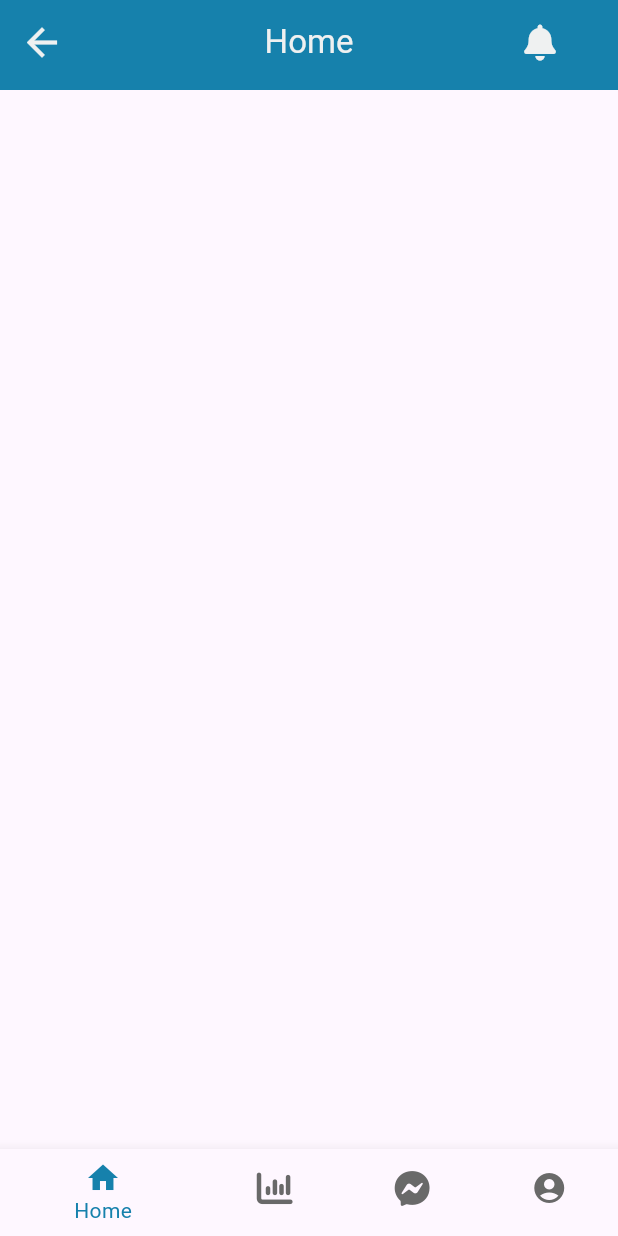
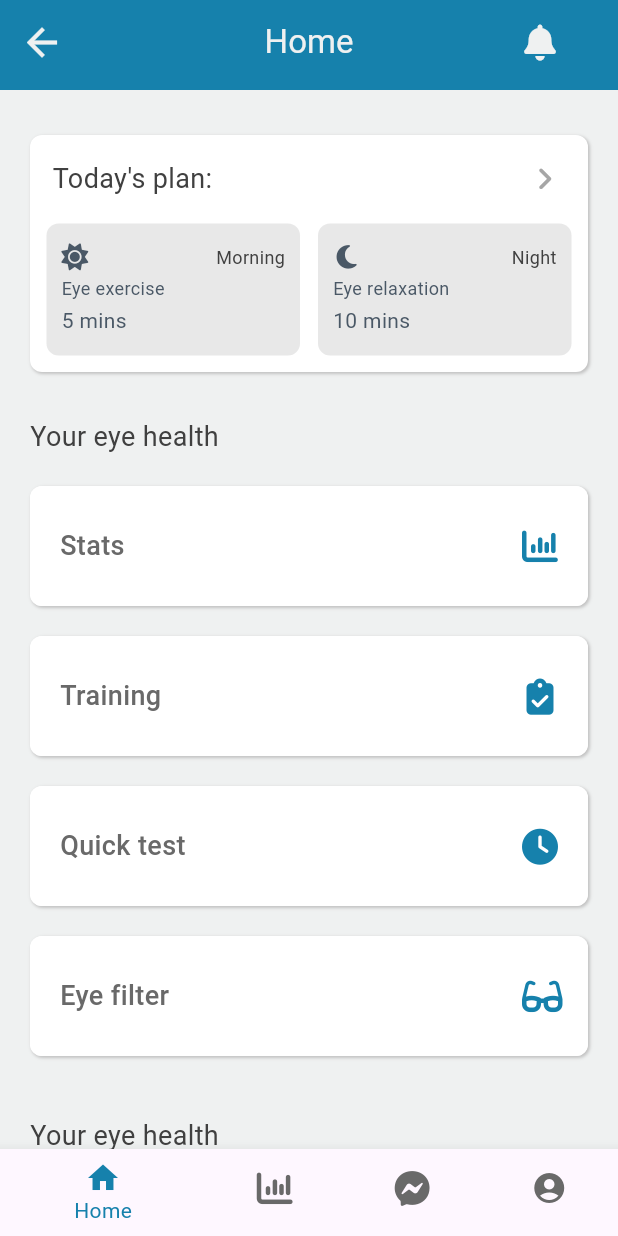
Before and after one commit to Jarwesbub/healthcare_superplatform, a Flutter app: the EyesightPageManager screen opened directly, on a phone screen of 412 x 824 dp. Run offline on Flutter 3.47's test engine with Material 3 defaults, Android fonts, the phone set to English and light mode, and no system bars; our stand-ins replace bubble, flutter_local_notifications, flutter_svg, font_awesome_flutter, permission_handler, shared_preferences; missing offline and left inert: dialogflow_flutter_plus; accounts and stored records are empty.

Commit message:
Finished home page layout, added button widgets, added text style widget

```diff
--- a/lib/demos/eyesight_stats/models/eyesight_colors.dart
+++ b/lib/demos/eyesight_stats/models/eyesight_colors.dart
@@ -5,4 +5,9 @@ class EyesightColors {
   Color surface = const Color(0xFFEFF1F1);
   Color customPrimary = const Color(0xFF1681AC);
   Color customSecondary = const Color(0xFF696969);
+  Color grey0 = const Color(0xffE8E8E8);
+  Color grey1 = const Color(0xffA6A6A6);
+  Color grey2 = const Color(0xff4A5866);
+  Color boxColor = Colors.white;
+  Color boxShadow = const Color.fromARGB(255, 194, 194, 194);
 }
--- /dev/null
+++ b/lib/demos/eyesight_stats/models/eyesight_text_style.dart
@@ -0,0 +1,23 @@
+import 'package:flutter/material.dart';
+import 'package:healthcare_superplatform/demos/eyesight_stats/models/eyesight_colors.dart';
+
+class EyesightTextStyle {
+  final header = TextStyle(color: EyesightColors().onSurface, fontSize: 18);
+
+  final label = TextStyle(
+    color: EyesightColors().customSecondary,
+    fontSize: 18,
+    fontWeight: FontWeight.w500,
+  );
+
+  final miniHeader = TextStyle(color: EyesightColors().onSurface, fontSize: 12);
+  final miniLabelMain = TextStyle(
+    color: EyesightColors().grey2,
+    fontSize: 14,
+    fontWeight: FontWeight.w400,
+  );
+  final miniLabelSecondary = TextStyle(
+    color: EyesightColors().grey2,
+    fontSize: 12,
+  );
+}
--- a/lib/demos/eyesight_stats/pages/eyesight_home_page.dart
+++ b/lib/demos/eyesight_stats/pages/eyesight_home_page.dart
@@ -1,14 +1,147 @@
 import 'package:flutter/material.dart';
+import 'package:font_awesome_flutter/font_awesome_flutter.dart';
+import 'package:healthcare_superplatform/demos/eyesight_stats/models/eyesight_colors.dart';
+import 'package:healthcare_superplatform/demos/eyesight_stats/models/eyesight_text_style.dart';
+import 'package:healthcare_superplatform/demos/eyesight_stats/pages/eyesight_stats_page.dart';
+import 'package:healthcare_superplatform/demos/eyesight_stats/widgets/eyesight_mini_button_widget.dart';
+import 'package:healthcare_superplatform/demos/eyesight_stats/widgets/eyesight_page_button_widget.dart';
 
 class EyesightHomePage extends StatelessWidget {
   const EyesightHomePage({super.key});
 
   @override
   Widget build(BuildContext context) {
-    return Padding(
-      padding: const EdgeInsets.symmetric(horizontal: 40, vertical: 20),
+    return ListView(
+      padding: const EdgeInsets.symmetric(horizontal: 20, vertical: 30),
+      children: [todaysPlanView(), mainPagesView(), infoPagesView()],
+    );
+  }
 
-      child: ListView(children: []),
+  Widget todaysPlanView() {
+    return Container(
+      width: double.infinity,
+      padding: const EdgeInsets.all(5),
+      decoration: BoxDecoration(
+        color: EyesightColors().boxColor,
+        borderRadius: BorderRadius.circular(8),
+        boxShadow: [
+          BoxShadow(
+            offset: Offset(1.0, 1.0),
+            blurRadius: 1.0,
+            color: EyesightColors().boxShadow,
+          ),
+        ],
+      ),
+      child: Column(
+        crossAxisAlignment: CrossAxisAlignment.start,
+        mainAxisAlignment: MainAxisAlignment.spaceBetween,
+        children: [
+          Row(
+            mainAxisAlignment: MainAxisAlignment.spaceBetween,
+            children: [
+              Padding(
+                padding: const EdgeInsets.symmetric(horizontal: 10),
+                child: Text("Today's plan:", style: EyesightTextStyle().header),
+              ),
+              // Upper left corner arrow button.
+              IconButton(
+                onPressed: () {},
+                icon: Icon(
+                  FontAwesomeIcons.angleRight,
+                  size: 18,
+                  color: EyesightColors().grey1,
+                ),
+              ),
+            ],
+          ),
+          Row(
+            children: [
+              Expanded(
+                child: EyesightMiniButtonWidget(
+                  day: 'Morning',
+                  excercise: 'Eye exercise',
+                  mins: 5,
+                  icon: FontAwesomeIcons.solidSun,
+                  page: null,
+                ),
+              ),
+              Expanded(
+                child: EyesightMiniButtonWidget(
+                  day: 'Night',
+                  excercise: 'Eye relaxation',
+                  mins: 10,
+                  icon: FontAwesomeIcons.solidMoon,
+                  page: null,
+                ),
+              ),
+            ],
+          ),
+        ],
+      ),
+    );
+  }
+
+  Widget mainPagesView() {
+    return Builder(
+      builder: (context) {
+        return Column(
+          mainAxisAlignment: MainAxisAlignment.spaceBetween,
+          crossAxisAlignment: CrossAxisAlignment.start,
+          children: [
+            Container(
+              padding: const EdgeInsets.only(top: 30, bottom: 10),
+              child: Text('Your eye health', style: EyesightTextStyle().header),
+            ),
+            EyesightPageButtonWidget(
+              text: 'Stats',
+              icon: FontAwesomeIcons.chartColumn,
+              page: EyesightStatsPage(),
+            ),
+            EyesightPageButtonWidget(
+              text: 'Training',
+              icon: FontAwesomeIcons.clipboardCheck,
+              page: null,
+            ),
+            EyesightPageButtonWidget(
+              text: 'Quick test',
+              icon: FontAwesomeIcons.solidClock,
+              page: null,
+            ),
+            EyesightPageButtonWidget(
+              text: 'Eye filter',
+              icon: FontAwesomeIcons.glasses,
+              page: null,
+            ),
+          ],
+        );
+      },
     );
   }
 }
+
+Widget infoPagesView() {
+  return Builder(
+    builder: (context) {
+      return Column(
+        mainAxisAlignment: MainAxisAlignment.spaceBetween,
+        crossAxisAlignment: CrossAxisAlignment.start,
+        children: [
+          Padding(
+            padding: const EdgeInsets.only(top: 30, bottom: 10),
+            child: Text('Your eye health', style: EyesightTextStyle().header),
+          ),
+          EyesightPageButtonWidget(
+            text: 'Contact your eye doctor',
+            icon: FontAwesomeIcons.chartColumn,
+            page: null,
+          ),
+          EyesightPageButtonWidget(
+            text: 'Compare your stats',
+            icon: FontAwesomeIcons.clipboardCheck,
+            page: null,
+          ),
+        ],
+      );
+    },
+  );
+}
--- a/lib/demos/eyesight_stats/pages/eyesight_page_manager.dart
+++ b/lib/demos/eyesight_stats/pages/eyesight_page_manager.dart
@@ -1,5 +1,6 @@
 import 'package:flutter/material.dart';
 import 'package:healthcare_superplatform/data/page_constants.dart';
+import 'package:healthcare_superplatform/demos/eyesight_stats/models/eyesight_colors.dart';
 import 'package:healthcare_superplatform/demos/eyesight_stats/pages/eyesight_home_page.dart';
 import 'package:healthcare_superplatform/demos/eyesight_stats/widgets/eyesight_appbar.dart';
 import 'package:healthcare_superplatform/demos/eyesight_stats/widgets/eyesight_bottom_navbar.dart';
@@ -34,6 +35,7 @@ class _EyesightPageManagerState extends State<EyesightPageManager> {
 
     return Scaffold(
       appBar: EyesightAppBar(title: pageList.keys.elementAt(currentPage)),
+      backgroundColor: EyesightColors().surface,
       body: pageList.values.elementAt(currentPage),
       bottomNavigationBar:
           isMobileView ? EyesightNavigationBar(onButtonTap: onButtonTap) : null,
--- a/lib/demos/eyesight_stats/pages/eyesight_stats_page.dart
+++ b/lib/demos/eyesight_stats/pages/eyesight_stats_page.dart
@@ -2,6 +2,7 @@ import 'dart:convert';
 import 'package:flutter/material.dart';
 import 'package:flutter/services.dart';
 import 'package:flutter_svg/svg.dart';
+import 'package:healthcare_superplatform/demos/eyesight_stats/widgets/eyesight_appbar.dart';
 import 'package:healthcare_superplatform/demos/eyesight_stats/widgets/eyesight_table_widget.dart';
 
 class EyesightStatsPage extends StatefulWidget {
@@ -34,7 +35,9 @@ class _EyesightStatsState extends State<EyesightStatsPage> {
 
   @override
   Widget build(BuildContext context) {
-    return Padding(
+    return Scaffold(
+      appBar: EyesightAppBar(title: 'Eye stats'),
+      body: Padding(
         padding: const EdgeInsets.symmetric(horizontal: 40, vertical: 20),
         child: ListView(
           children: [
@@ -97,6 +100,7 @@ class _EyesightStatsState extends State<EyesightStatsPage> {
             ),
           ],
         ),
+      ),
     );
   }
 
--- /dev/null
+++ b/lib/demos/eyesight_stats/widgets/eyesight_mini_button_widget.dart
@@ -0,0 +1,65 @@
+import 'package:flutter/material.dart';
+import 'package:healthcare_superplatform/demos/eyesight_stats/models/eyesight_colors.dart';
+import 'package:healthcare_superplatform/demos/eyesight_stats/models/eyesight_text_style.dart';
+
+class EyesightMiniButtonWidget extends StatelessWidget {
+  const EyesightMiniButtonWidget({
+    super.key,
+    required this.day,
+    required this.excercise,
+    required this.mins,
+    required this.icon,
+    this.page,
+  });
+  final String day;
+  final String excercise;
+  final int mins;
+  final IconData icon;
+  final Widget? page;
+
+  @override
+  Widget build(BuildContext context) {
+    return Container(
+      height: 100,
+      padding: const EdgeInsets.all(6),
+      child: Material(
+        color: EyesightColors().grey0,
+        borderRadius: BorderRadius.circular(8),
+        child: InkWell(
+          onTap: () {
+            if (page == null) {
+              debugPrint('Tapped $excercise ($day) button');
+              return;
+            }
+          },
+          child: Padding(
+            padding: const EdgeInsets.all(10),
+            child: Column(
+              crossAxisAlignment: CrossAxisAlignment.start,
+              mainAxisAlignment: MainAxisAlignment.spaceEvenly,
+              children: [
+                Row(
+                  mainAxisAlignment: MainAxisAlignment.spaceBetween,
+                  children: [
+                    Icon(icon, color: EyesightColors().grey2, size: 18),
+                    Text(day, style: EyesightTextStyle().miniHeader),
+                  ],
+                ),
+                Text(
+                  excercise,
+                  textAlign: TextAlign.start,
+                  style: EyesightTextStyle().miniLabelSecondary,
+                ),
+                Text(
+                  '$mins mins',
+                  textAlign: TextAlign.start,
+                  style: EyesightTextStyle().miniLabelMain,
+                ),
+              ],
+            ),
+          ),
+        ),
+      ),
+    );
+  }
+}
--- /dev/null
+++ b/lib/demos/eyesight_stats/widgets/eyesight_page_button_widget.dart
@@ -0,0 +1,62 @@
+import 'package:flutter/material.dart';
+import 'package:healthcare_superplatform/demos/eyesight_stats/models/eyesight_colors.dart';
+import 'package:healthcare_superplatform/demos/eyesight_stats/models/eyesight_text_style.dart';
+
+class EyesightPageButtonWidget extends StatelessWidget {
+  const EyesightPageButtonWidget({
+    super.key,
+    required this.text,
+    required this.icon,
+    this.page,
+  });
+  final String text;
+  final IconData icon;
+  final Widget? page;
+
+  @override
+  Widget build(BuildContext context) {
+    return Container(
+      height: 80,
+      margin: const EdgeInsets.symmetric(vertical: 10),
+      decoration: BoxDecoration(
+        color: EyesightColors().boxColor,
+        borderRadius: BorderRadius.circular(8),
+        boxShadow: [
+          BoxShadow(
+            offset: Offset(1.0, 1.0),
+            blurRadius: 1.0,
+            color: EyesightColors().boxShadow,
+          ),
+        ],
+      ),
+      child: Material(
+        color: EyesightColors().boxColor,
+        borderRadius: BorderRadius.circular(8),
+        child: InkWell(
+          borderRadius: BorderRadius.circular(8),
+          onTap: () {
+            if (page == null) {
+              debugPrint('Tapped $text page');
+              return;
+            }
+            ;
+            Navigator.push(
+              context,
+              MaterialPageRoute(builder: (context) => page!),
+            );
+          },
+          child: Padding(
+            padding: const EdgeInsets.all(20),
+            child: Row(
+              mainAxisAlignment: MainAxisAlignment.spaceBetween,
+              children: [
+                Text(text, style: EyesightTextStyle().label),
+                Icon(icon, color: EyesightColors().customPrimary),
+              ],
+            ),
+          ),
+        ),
+      ),
+    );
+  }
+}
```
Lines whose indentation alone changed are shown as unchanged.
